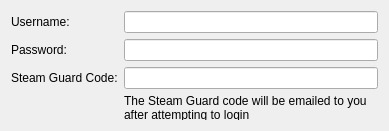
Before: the Qt Designer form plugins/haze/steam-main-options-widget.ui in KDE/ktp-accounts-kcm, drawn with Qt 5.
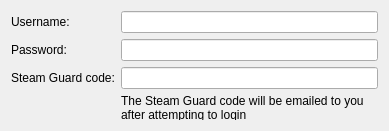
After: the same form once the commit is applied. Custom widgets are drawn as their Qt base class.

```diff
--- a/plugins/haze/steam-main-options-widget.ui
+++ b/plugins/haze/steam-main-options-widget.ui
@@ -48,7 +48,7 @@
      <item row="2" column="0">
       <widget class="QLabel" name="steamguardLabel">
        <property name="text">
-        <string extracomment="'Steam Guard' is a service name and should not be translated">Steam Guard Code:</string>
+        <string extracomment="'Steam Guard' is a service name and should not be translated">Steam Guard code:</string>
        </property>
       </widget>
      </item>
```
